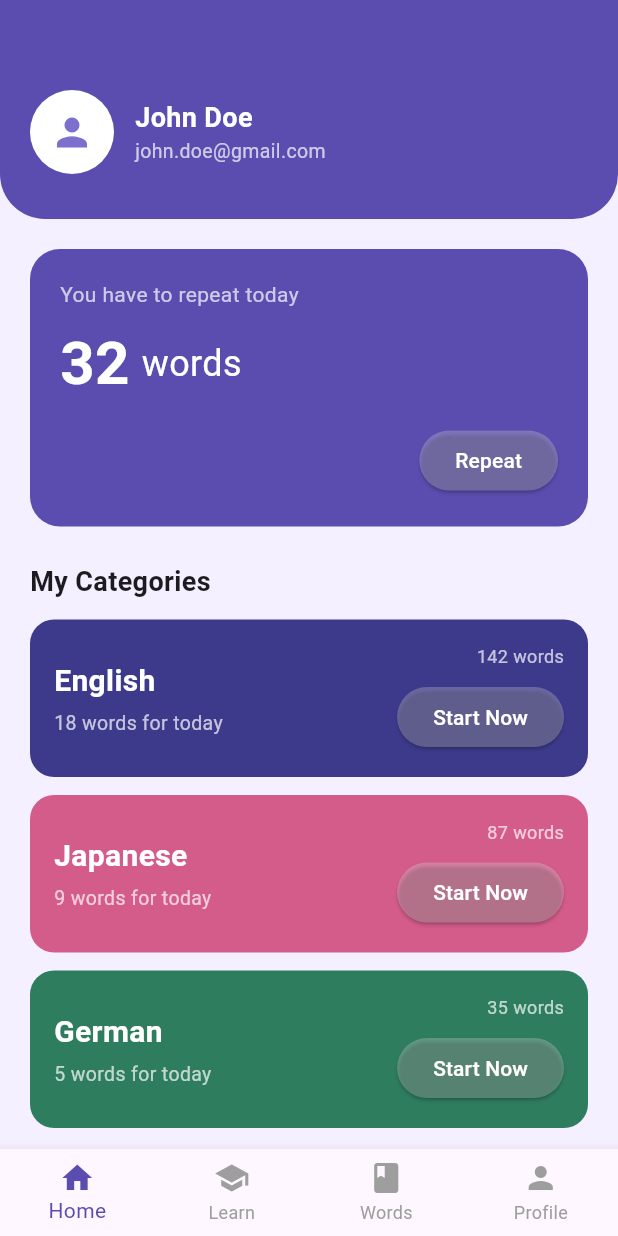
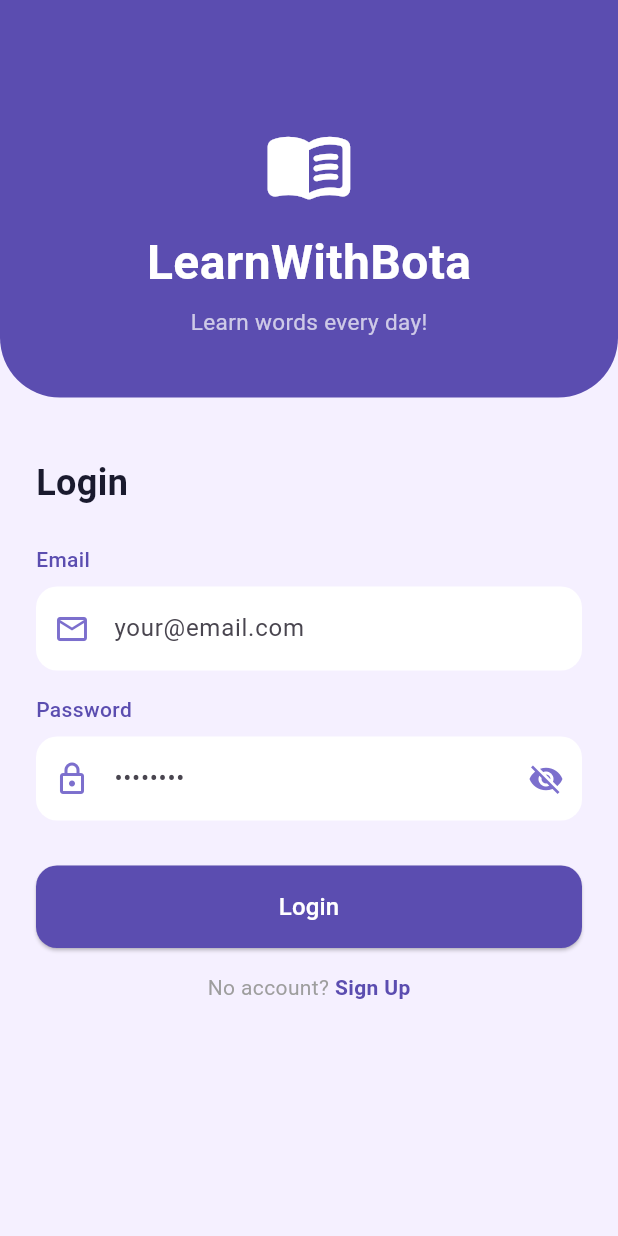
Before and after one commit to codewithbota/smart_castle_project, a Flutter app: the screen it shows after launch, on a phone screen of 412 x 824 dp. Run offline on Flutter 3.47's test engine with Material 3 defaults, Android fonts, the phone set to English and light mode, and no system bars; our stand-ins replace go_router.

Commit message:
feat: added login and register pages and new route

```diff
--- a/lib/router/app_router.dart
+++ b/lib/router/app_router.dart
@@ -7,39 +7,46 @@ import 'package:smart_castle/views/words/words_screen.dart';
 import 'package:smart_castle/views/profile/profile_screen.dart';
 import 'package:smart_castle/views/flashcards/flashcards_screen.dart';
 import 'package:smart_castle/views/game/game_screen.dart';
+import 'package:smart_castle/views/auth/login_screen.dart';
+import 'package:smart_castle/views/auth/register_screen.dart';
 
 final appRouter = GoRouter(
-  initialLocation: '/',
+  initialLocation: '/login',
   routes: [
     StatefulShellRoute.indexedStack(
       builder: (context, state, shell) {
         return ScaffoldWithNavBar(shell: shell);
       },
       branches: [
-        StatefulShellBranch(routes: [
-          GoRoute(
-            path: '/',
-            builder: (context, state) => const HomeScreen(),
+        StatefulShellBranch(
+          routes: [
+            GoRoute(path: '/', builder: (context, state) => const HomeScreen()),
+          ],
         ),
-        ]),
-        StatefulShellBranch(routes: [
+        StatefulShellBranch(
+          routes: [
             GoRoute(
               path: '/learn',
               builder: (context, state) => const LearnScreen(),
             ),
-        ]),
-        StatefulShellBranch(routes: [
+          ],
+        ),
+        StatefulShellBranch(
+          routes: [
             GoRoute(
               path: '/words',
               builder: (context, state) => const WordsScreen(),
             ),
-        ]),
-        StatefulShellBranch(routes: [
+          ],
+        ),
+        StatefulShellBranch(
+          routes: [
             GoRoute(
               path: '/profile',
               builder: (context, state) => const ProfileScreen(),
             ),
-        ]),
+          ],
+        ),
       ],
     ),
     GoRoute(
@@ -50,7 +57,6 @@ final appRouter = GoRouter(
         return DeckDetailScreen(deckId: deckId, deck: extra);
       },
     ),
-
 
     GoRoute(
       path: '/flashcards/:deckId',
@@ -65,6 +71,11 @@ final appRouter = GoRouter(
         final deckId = state.pathParameters['deckId']!;
         return GameScreen(deckId: deckId);
       },
+    ),
+    GoRoute(path: '/login', builder: (context, state) => const LoginScreen()),
+    GoRoute(
+      path: '/register',
+      builder: (context, state) => const RegisterScreen(),
     ),
   ],
 );
--- /dev/null
+++ b/lib/views/auth/login_screen.dart
@@ -0,0 +1,186 @@
+import 'package:flutter/material.dart';
+import 'package:go_router/go_router.dart';
+
+class LoginScreen extends StatefulWidget {
+  const LoginScreen({super.key});
+
+  @override
+  State<LoginScreen> createState() => _LoginScreenState();
+}
+
+class _LoginScreenState extends State<LoginScreen> {
+  final _emailController = TextEditingController();
+  final _passwordController = TextEditingController();
+  bool _isLoading = false;
+  bool _obscurePassword = true;
+
+  void _login() async {
+    if (_emailController.text.isEmpty || _passwordController.text.isEmpty) {
+      ScaffoldMessenger.of(context).showSnackBar(
+        const SnackBar(content: Text('Fill all the forms')),
+      );
+      return;
+    }
+    setState(() => _isLoading = true);
+    await Future.delayed(const Duration(seconds: 1));
+    setState(() => _isLoading = false);
+    if (mounted) context.go('/');
+  }
+
+  @override
+  Widget build(BuildContext context) {
+    return Scaffold(
+      backgroundColor: const Color(0xFFF5F0FF),
+      body: SingleChildScrollView(
+        child: Column(
+          children: [
+            Container(
+              width: double.infinity,
+              padding: const EdgeInsets.fromLTRB(20, 80, 20, 40),
+              decoration: const BoxDecoration(
+                color:  Color(0xFF5B4DB0),
+                borderRadius: BorderRadius.only(
+                  bottomLeft: Radius.circular(40),
+                  bottomRight: Radius.circular(40),
+                ),
+              ),
+              child: const Column(
+                children: [
+                  Icon(Icons.menu_book_rounded, size: 60, color: Colors.white),
+                  SizedBox(height: 12),
+                  Text(
+                    'LearnWithBota',
+                    style: TextStyle(
+                      color: Colors.white,
+                      fontSize: 32,
+                      fontWeight: FontWeight.bold,
+                    ),
+                  ),
+                  SizedBox(height: 6),
+                  Text(
+                    'Learn words every day!',
+                    style: TextStyle(color: Colors.white70, fontSize: 15),
+                  ),
+                ],
+              ),
+            ),
+
+            Padding(
+              padding: const EdgeInsets.all(24),
+              child: Column(
+                crossAxisAlignment: CrossAxisAlignment.start,
+                children: [
+                  const SizedBox(height: 16),
+                  const Text(
+                    'Login',
+                    style: TextStyle(
+                      fontSize: 24,
+                      fontWeight: FontWeight.bold,
+                      color: Color(0xFF1a1a2e),
+                    ),
+                  ),
+                  const SizedBox(height: 24),
+
+                  // Email
+                  const Text(
+                    'Email',
+                    style: TextStyle(
+                      fontWeight: FontWeight.w500,
+                      color: Color(0xFF5B4DB0),
+                    ),
+                  ),
+                  const SizedBox(height: 8),
+                  TextField(
+                    controller: _emailController,
+                    keyboardType: TextInputType.emailAddress,
+                    decoration: InputDecoration(
+                      hintText: 'your@email.com',
+                      prefixIcon: const Icon(Icons.email_outlined, color: Color(0xFF7C6FCD)),
+                      filled: true,
+                      fillColor: Colors.white,
+                      border: OutlineInputBorder(
+                        borderRadius: BorderRadius.circular(14),
+                        borderSide: BorderSide.none,
+                      ),
+                    ),
+                  ),
+                  const SizedBox(height: 16),
+
+                  // Password
+                  const Text(
+                    'Password',
+                    style: TextStyle(
+                      fontWeight: FontWeight.w500,
+                      color: Color(0xFF5B4DB0),
+                    ),
+                  ),
+                  const SizedBox(height: 8),
+                  TextField(
+                    controller: _passwordController,
+                    obscureText: _obscurePassword,
+                    decoration: InputDecoration(
+                      hintText: '••••••••',
+                      prefixIcon: const Icon(Icons.lock_outlined, color: Color(0xFF7C6FCD)),
+                      suffixIcon: IconButton(
+                        icon: Icon(
+                          _obscurePassword ? Icons.visibility_off : Icons.visibility,
+                          color: const Color(0xFF7C6FCD),
+                        ),
+                        onPressed: () => setState(() => _obscurePassword = !_obscurePassword),
+                      ),
+                      filled: true,
+                      fillColor: Colors.white,
+                      border: OutlineInputBorder(
+                        borderRadius: BorderRadius.circular(14),
+                        borderSide: BorderSide.none,
+                      ),
+                    ),
+                  ),
+                  const SizedBox(height: 30),
+
+                  // Кнопка войти
+                  SizedBox(
+                    width: double.infinity,
+                    child: ElevatedButton(
+                      onPressed: _isLoading ? null : _login,
+                      style: ElevatedButton.styleFrom(
+                        backgroundColor: const Color(0xFF5B4DB0),
+                        foregroundColor: Colors.white,
+                        padding: const EdgeInsets.symmetric(vertical: 16),
+                        shape: RoundedRectangleBorder(
+                          borderRadius: BorderRadius.circular(14),
+                        ),
+                      ),
+                      child: _isLoading
+                          ? const CircularProgressIndicator(color: Colors.white)
+                          : const Text('Login', style: TextStyle(fontSize: 16)),
+                    ),
+                  ),
+                  const SizedBox(height: 16),
+
+
+                  Row(
+                    mainAxisAlignment: MainAxisAlignment.center,
+                    children: [
+                      const Text('No account? ', style: TextStyle(color: Colors.grey)),
+                      GestureDetector(
+                        onTap: () => context.push('/register'),
+                        child: const Text(
+                          'Sign Up',
+                          style: TextStyle(
+                            color: Color(0xFF5B4DB0),
+                            fontWeight: FontWeight.bold,
+                          ),
+                        ),
+                      ),
+                    ],
+                  ),
+                ],
+              ),
+            ),
+          ],
+        ),
+      ),
+    );
+  }
+}
```
Also changed, not shown: lib/views/auth/register_screen.dart (added, +234 -0 lines). Lines whose indentation alone changed are shown as unchanged.
